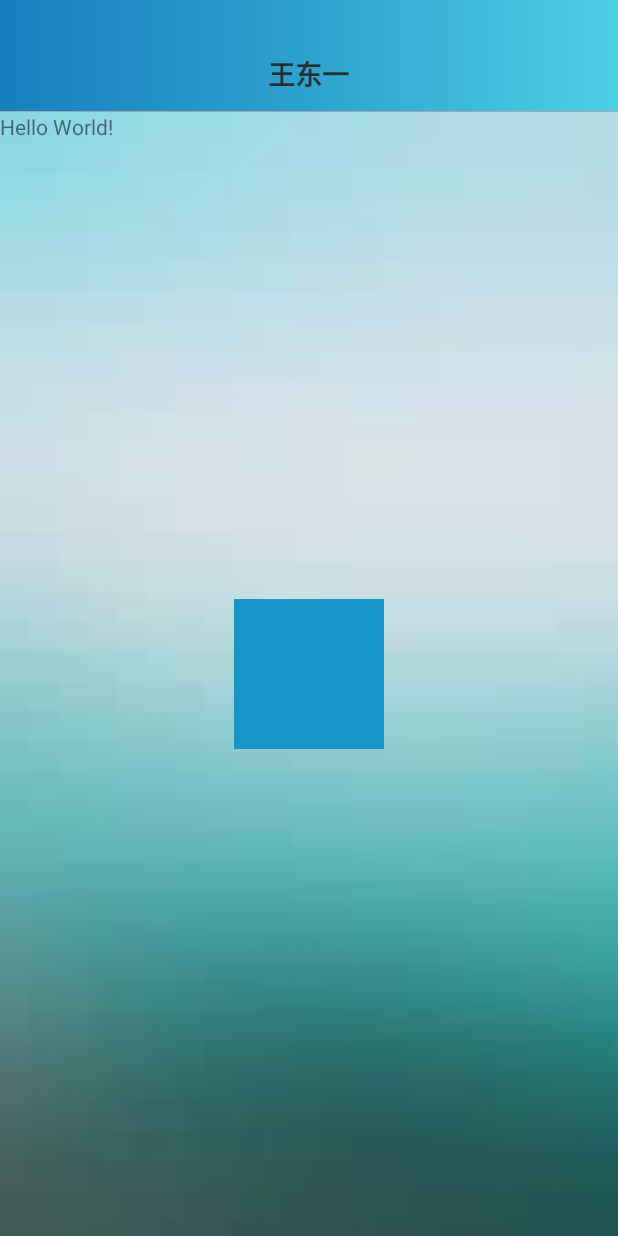
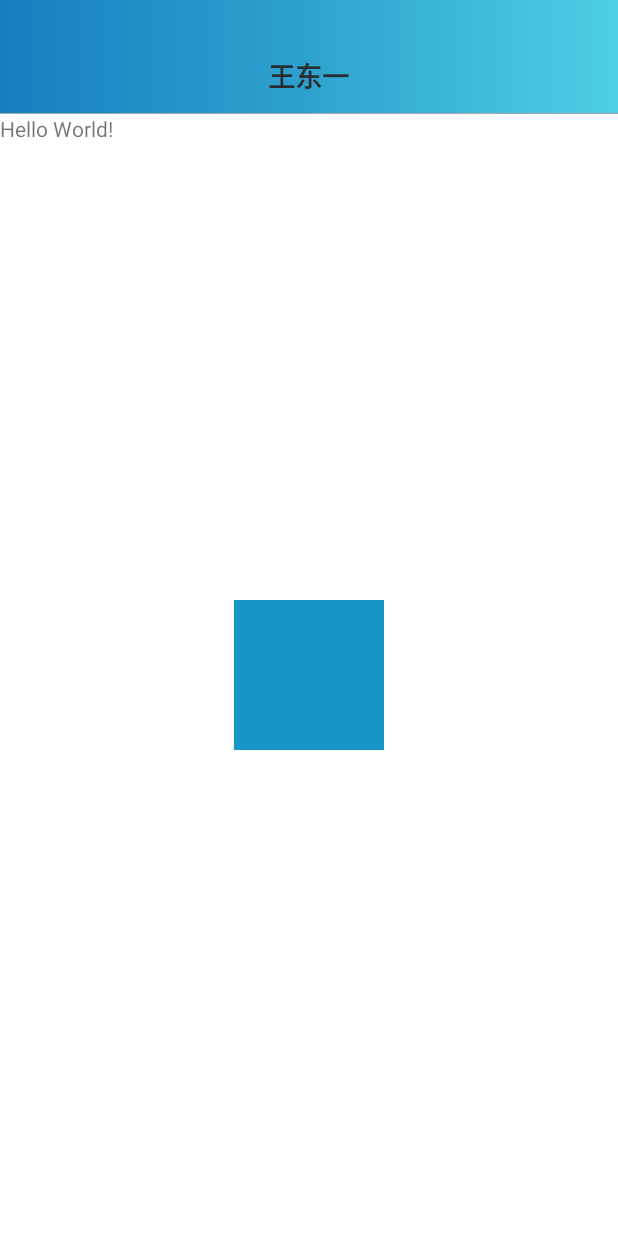
Before and after one commit to wangdongyi/WDYApplication, an Android app: the screen it shows after launch (MainActivity), on a phone screen of 412 x 824 dp. Run offline under Robolectric (Android 15) with nearby library versions, the phone set to English and light mode, and no system bars; libraries missing offline, so code that uses them is left out: com.nostra13.universalimageloader, com.readystatesoftware.systembartint, junit.framework; 9 statements that could not run were skipped.

Commit message:
修改主题

```diff
--- a/app/src/main/java/com/wdy/project/MainActivity.java
+++ b/app/src/main/java/com/wdy/project/MainActivity.java
@@ -1,7 +1,6 @@
 package com.wdy.project;
 
 import android.annotation.SuppressLint;
-import android.content.Intent;
 import android.os.Bundle;
 import android.util.Log;
 import android.view.View;
--- a/app/src/main/res/layout/activity_main.xml
+++ b/app/src/main/res/layout/activity_main.xml
@@ -4,9 +4,8 @@
     xmlns:tools="http://schemas.android.com/tools"
     android:layout_width="match_parent"
     android:layout_height="match_parent"
-    android:background="@mipmap/loading"
+    android:background="@color/white"
     tools:context="com.wdy.project.MainActivity">
-
 
     <TextView
         android:id="@+id/sample_text"
--- a/baselibrary/src/main/java/com/base/library/activity/BaseActivity.java
+++ b/baselibrary/src/main/java/com/base/library/activity/BaseActivity.java
@@ -231,7 +231,6 @@ public class BaseActivity extends WDYActivity implements GestureDetector.OnGestu
                 }
             }
         });
-        initSystemBar();
         changeThem();
         if (mSwipeBackLayout != null) {
             mSwipeBackLayout.init();
@@ -305,20 +304,10 @@ public class BaseActivity extends WDYActivity implements GestureDetector.OnGestu
 
     //设置状态栏颜色
     private void initSystemBar() {
-        if (Build.VERSION.SDK_INT == Build.VERSION_CODES.KITKAT) {
+        if (Build.VERSION.SDK_INT >= Build.VERSION_CODES.KITKAT) {
+            //透明状态栏
             getWindow().addFlags(WindowManager.LayoutParams.FLAG_TRANSLUCENT_STATUS);
-            //底部沉嵌式
-            //getWindow().addFlags(WindowManager.LayoutParams.FLAG_TRANSLUCENT_NAVIGATION);
-            tintManager = new SystemBarTintManager(this);
-            tintManager.setStatusBarTintEnabled(true);
-            tintManager.setNavigationBarTintEnabled(true);
-            tintManager.setTintColor(ContextCompat.getColor(this, R.color.transparent));
-        }
-        if (Build.VERSION.SDK_INT >= Build.VERSION_CODES.KITKAT) {
-            //设置高度
-            LinearLayout.LayoutParams params = (LinearLayout.LayoutParams) wdyBaseStatus.getLayoutParams();
-            params.height = getStatusHeight();
-            wdyBaseStatus.setLayoutParams(params);
+            //透明导航栏
         }
     }
 
--- a/baselibrary/src/main/res/layout/base_layout.xml
+++ b/baselibrary/src/main/res/layout/base_layout.xml
@@ -11,8 +11,8 @@
         android:id="@+id/WDY_content"
         android:layout_width="match_parent"
         android:layout_height="match_parent"
-        android:layout_alignParentTop="true"
         android:layout_alignParentLeft="true"
-        android:layout_alignParentStart="true" />
+        android:layout_alignParentStart="true"
+        android:layout_alignParentTop="true" />
 
 </com.base.library.view.relativeLayout.CCPLayoutListenerView>
--- a/baselibrary/src/main/res/values-v19/styles.xml
+++ b/baselibrary/src/main/res/values-v19/styles.xml
@@ -1,7 +1,12 @@
 <?xml version="1.0" encoding="utf-8"?>
 <resources>
 
-    <style name="titleStyles" >
+    <style name="WDYAppTheme" parent="BaseAppTheme">
+        <item name="android:windowTranslucentStatus">true</item>
+        <item name="android:windowTranslucentNavigation">false</item>
+    </style>
+
+    <style name="titleStyles">
         <item name="android:layout_height">25dp</item>
     </style>
 </resources>
--- a/baselibrary/src/main/res/values-v21/styles.xml
+++ b/baselibrary/src/main/res/values-v21/styles.xml
@@ -6,15 +6,13 @@
         <item name="android:statusBarColor">@color/top_color</item>
         <!-- 底部bar颜色 -->
         <item name="android:navigationBarColor">@color/top_color</item>
-        <!--&lt;!&ndash;状态栏不占空间&ndash;&gt;-->
+        <!--透明状态栏-->
         <item name="android:windowTranslucentStatus">true</item>
+        <!--透明导航栏-->
+        <item name="android:windowTranslucentNavigation">false</item>
+        <!--使状态栏，导航栏可绘制-->
+        <item name="android:windowDrawsSystemBarBackgrounds">false</item>
 
-        <!--支持动画切换-->
-        <item name="android:windowContentTransitions">true</item>
-        <item name="android:windowTranslucentNavigation">true</item>
-        <item name="windowActionBar">true</item>
-        <item name="windowNoTitle">true</item>
-        <item name="android:windowDrawsSystemBarBackgrounds">true</item>
     </style>
 
 
--- a/baselibrary/src/main/res/values-v23/styles.xml
+++ /dev/null
@@ -1,37 +0,0 @@
-<?xml version="1.0" encoding="utf-8"?>
-<resources>
-
-    <style name="WDYAppTheme" parent="BaseAppTheme">
-        <!--状态栏颜色-->
-        <item name="android:statusBarColor">@color/top_color</item>
-        <!-- 底部bar颜色 -->
-        <item name="android:navigationBarColor">@color/top_color</item>
-        <!--&lt;!&ndash;状态栏不占空间&ndash;&gt;-->
-        <item name="android:windowTranslucentStatus">true</item>
-        <!--支持动画切换-->
-        <item name="android:windowContentTransitions">true</item>
-        <item name="android:windowTranslucentNavigation">true</item>
-        <item name="windowActionBar">true</item>
-        <item name="windowNoTitle">true</item>
-        <item name="android:windowDrawsSystemBarBackgrounds">true</item>
-        <item name="android:windowLightStatusBar">false</item>
-    </style>
-
-
-    <style name="myToolbar" parent="myToolbar">
-        <item name="elevation">0dp</item>
-    </style>
-
-
-    <style name="fitStyles">
-        <item name="android:fitsSystemWindows">true</item>
-    </style>
-
-
-    <style name="MyCustomTabLayout" parent="Widget.Design.TabLayout">
-        <item name="tabIndicatorColor">@color/white</item>
-        <item name="tabIndicatorHeight">2dp</item>
-        <item name="android:elevation">0dp</item>
-        <item name="android:translationZ">0dp</item>
-    </style>
-</resources>
```
